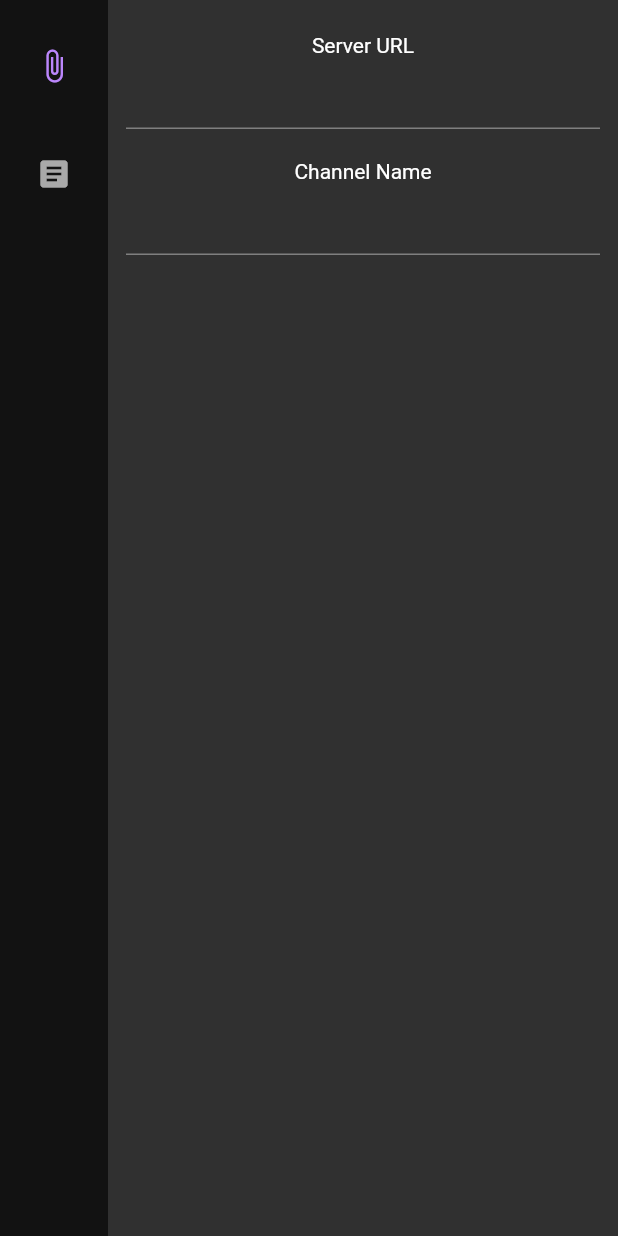
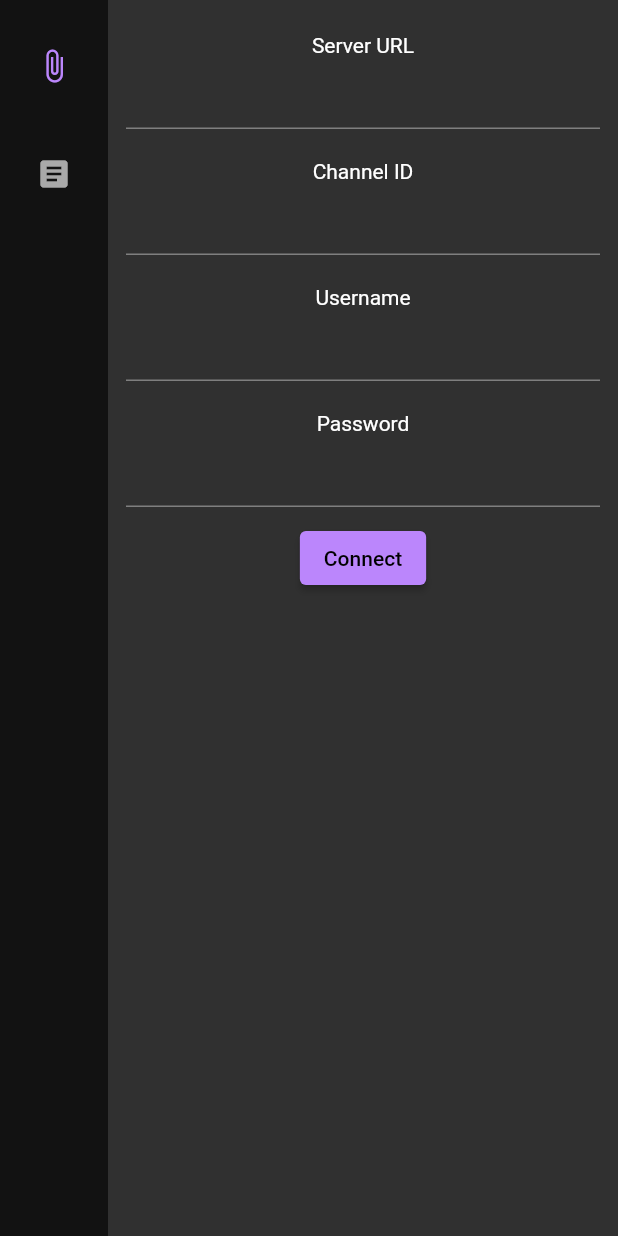
Before and after one commit to teammonkeytech/flutter-gui, a Flutter app: the screen it shows after launch, on a phone screen of 412 x 824 dp. Run offline on Flutter 3.47's test engine with Material 2 defaults, Android fonts, the phone set to English and light mode, and no system bars; our stand-ins replace basic_utils; accounts and stored records are empty.

Commit message:
Begin UI rewrite

```diff
--- a/lib/global_app_state.dart
+++ b/lib/global_app_state.dart
@@ -1,8 +1,13 @@
 import 'package:flutter/material.dart';
+import 'package:gui_flutter/messages.dart';
+import 'package:gui_flutter/user.dart';
 
 class GlobalAppState extends ChangeNotifier {
   String? _serverAddress;
   String? _channel;
+
+  late LocalUser user;
+  late Messages messages;
 
   bool get isServerAddressSet => !(_serverAddress == null);
   bool get isChannelSet => !(_channel == null);
--- a/lib/key_wrapper.dart
+++ b/lib/key_wrapper.dart
@@ -1,6 +1,6 @@
 import 'dart:convert' show json;
 
-import 'package:pointycastle/export.dart';
+import 'package:basic_utils/basic_utils.dart' show RSAPrivateKey, RSAPublicKey;
 
 String encodePrivateKey(RSAPrivateKey key) {
   return json.encode({
--- a/lib/main.dart
+++ b/lib/main.dart
@@ -2,7 +2,7 @@ import 'package:flutter/material.dart';
 import 'package:gui_flutter/global_app_state.dart';
 import 'package:provider/provider.dart';
 
-import 'server_channel_selector.dart';
+import 'selector_screen.dart';
 import 'messages_screen.dart';
 
 void main() {
@@ -61,7 +61,7 @@ class _MyHomePageState extends State<MyHomePage> {
     Widget page;
     switch (selectedIndex) {
       case 0:
-        page = ServerChannelSelector();
+        page = SelectorScreen();
         break;
       case 1:
         page = MessagesScreen();
--- a/lib/messages.dart
+++ b/lib/messages.dart
@@ -15,7 +15,7 @@ class Messages {
       : baseURL = '$url/api';
 
   void retrieve() {
-    var messages_;
+    dynamic messages_;
     postJsonRequest('$baseURL/bubble/messageRequest', {
       'uid': user.uid,
       'bid': bubble.bid
--- /dev/null
+++ b/lib/selector_screen.dart
@@ -0,0 +1,71 @@
+import 'package:flutter/material.dart';
+import 'package:gui_flutter/global_app_state.dart';
+import 'package:provider/provider.dart';
+
+class SelectorScreen extends StatelessWidget {
+  @override
+  Widget build(BuildContext context) {
+    var appState = context.watch<GlobalAppState>();
+
+    return Padding(
+      padding: const EdgeInsets.all(12.0),
+      child: Center(
+        child: Form(
+          child: Column(children: [
+            _FormField(
+              appState: appState,
+              formText: "Server URL",
+              formErrorText: "Invalid URL",
+              validator: GlobalAppState.validateAddress,
+            ),
+            _FormField(
+                appState: appState,
+                formText: "Channel ID",
+                formErrorText: "Invalid ID",
+                validator: GlobalAppState.validateChannel),
+            _FormField(
+                appState: appState,
+                formText: "Username",
+                formErrorText: "",
+                validator: (_) => true),
+            _FormField(
+                appState: appState,
+                formText: "Password",
+                formErrorText: "",
+                validator: (_) => true),
+            ElevatedButton(onPressed: () {}, child: const Text("Connect"))
+          ]),
+        ),
+      ),
+    );
+  }
+}
+
+class _FormField extends StatelessWidget {
+  const _FormField({
+    super.key,
+    required this.appState,
+    required this.formText,
+    required this.formErrorText,
+    required this.validator,
+  });
+
+  final GlobalAppState appState;
+  final String formText;
+  final String formErrorText;
+  final bool Function(String?) validator;
+
+  @override
+  Widget build(BuildContext context) {
+    return Column(children: [
+      const SizedBox(height: 10),
+      Text(formText),
+      TextFormField(
+        initialValue: appState.serverAddress,
+        validator: (str) => validator(str) ? null : formErrorText,
+        autovalidateMode: AutovalidateMode.disabled,
+      ),
+      const SizedBox(height: 10),
+    ]);
+  }
+}
--- a/lib/server_channel_selector.dart
+++ /dev/null
@@ -1,39 +0,0 @@
-import 'package:flutter/material.dart';
-import 'package:gui_flutter/global_app_state.dart';
-import 'package:provider/provider.dart';
-
-class ServerChannelSelector extends StatelessWidget {
-  @override
-  Widget build(BuildContext context) {
-    var appState = context.watch<GlobalAppState>();
-
-    return Padding(
-      padding: const EdgeInsets.all(12.0),
-      child: Center(
-        child: Form(
-          child: Column(children: [
-            const SizedBox(height: 10),
-            const Text("Server URL"),
-            TextFormField(
-              initialValue: appState.serverAddress,
-              onChanged: (str) => appState.setServerAddress = str,
-              validator: (str) =>
-                  GlobalAppState.validateAddress(str) ? null : "Invalid URL",
-              autovalidateMode: AutovalidateMode.onUserInteraction,
-            ),
-            const SizedBox(height: 20),
-            const Text("Channel Name"),
-            TextFormField(
-              initialValue: appState.channel,
-              onChanged: (str) => appState.setChannel = str,
-              validator: (str) => GlobalAppState.validateChannel(str)
-                  ? null
-                  : "Invalid channel",
-              autovalidateMode: AutovalidateMode.onUserInteraction,
-            )
-          ]),
-        ),
-      ),
-    );
-  }
-}
```
